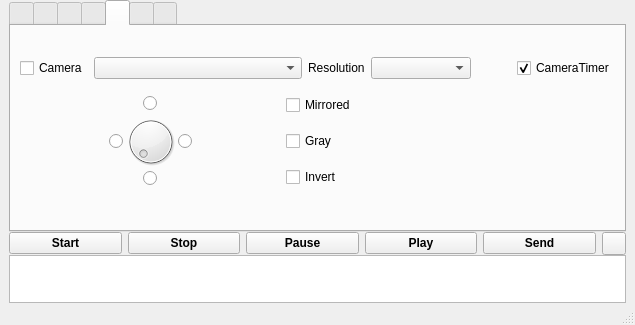
Before: the Qt Designer form vokoscreen.ui in yanuarakhid/vokoscreen, drawn with Qt 5.
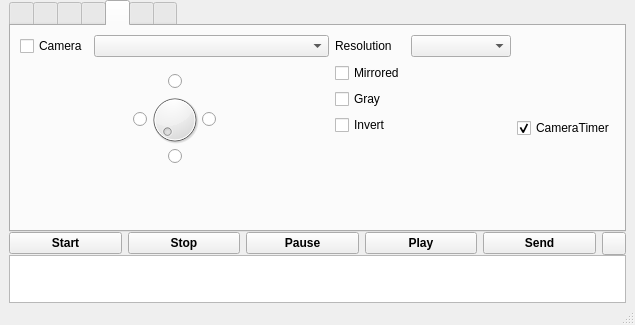
After: the same form once the commit is applied. The open tabs and pages were chosen to show the change.

Commit message: webcam GUI Tab

What changed in the file:
```diff
--- a/vokoscreen.ui
+++ b/vokoscreen.ui
@@ -650,6 +650,10 @@
                <enum>QLayout::SetDefaultConstraint</enum>
               </property>
               <item>
+               <layout class="QVBoxLayout" name="verticalLayout_23">
+                <item>
+                 <layout class="QHBoxLayout" name="horizontalLayout_25">
+                  <item>
                <widget class="QCheckBox" name="webcamCheckBox">
                 <property name="text">
                  <string>Camera</string>
@@ -666,62 +670,8 @@
                 </property>
                </widget>
               </item>
-              <item>
-               <widget class="QLabel" name="resolutionLabel">
-                <property name="text">
-                 <string>Resolution</string>
-                </property>
-               </widget>
-              </item>
-              <item>
-               <layout class="QVBoxLayout" name="verticalLayout_19">
-                <item>
-                 <widget class="QComboBox" name="resolutionComboBox">
-                  <property name="minimumSize">
-                   <size>
-                    <width>100</width>
-                    <height>0</height>
-                   </size>
-                  </property>
-                 </widget>
-                </item>
-               </layout>
-              </item>
-              <item>
-               <spacer name="horizontalSpacer_14">
-                <property name="orientation">
-                 <enum>Qt::Horizontal</enum>
-                </property>
-                <property name="sizeType">
-                 <enum>QSizePolicy::Minimum</enum>
-                </property>
-                <property name="sizeHint" stdset="0">
-                 <size>
-                  <width>40</width>
-                  <height>20</height>
-                 </size>
-                </property>
-               </spacer>
-              </item>
-              <item>
-               <widget class="QCheckBox" name="CameraTimerOnOffCheckbox">
-                <property name="text">
-                 <string notr="true">CameraTimer</string>
-                </property>
-                <property name="checked">
-                 <bool>true</bool>
-                </property>
-               </widget>
-              </item>
-             </layout>
-            </item>
-            <item>
-             <layout class="QHBoxLayout" name="horizontalLayout_11" stretch="0,0,0">
-              <property name="sizeConstraint">
-               <enum>QLayout::SetDefaultConstraint</enum>
-              </property>
-              <item>
-               <layout class="QVBoxLayout" name="verticalLayout_8">
+                 </layout>
+                </item>
                 <item>
                  <widget class="QFrame" name="dialFrame">
                   <property name="sizePolicy">
@@ -902,48 +852,95 @@
                      </item>
                     </layout>
                    </item>
+                   <item>
+                    <spacer name="verticalSpacer_5">
+                     <property name="orientation">
+                      <enum>Qt::Vertical</enum>
+                     </property>
+                     <property name="sizeHint" stdset="0">
+                      <size>
+                       <width>20</width>
+                       <height>40</height>
+                      </size>
+                     </property>
+                    </spacer>
+                   </item>
                   </layout>
                  </widget>
                 </item>
                </layout>
               </item>
               <item>
-               <layout class="QVBoxLayout" name="verticalLayout_17">
+               <layout class="QVBoxLayout" name="verticalLayout_21">
                 <item>
-                 <widget class="QCheckBox" name="mirrorCheckBox">
-                  <property name="text">
-                   <string>Mirrored</string>
-                  </property>
-                 </widget>
-                </item>
-                <item>
+                 <layout class="QGridLayout" name="gridLayout_10">
+                  <item row="2" column="0">
                  <widget class="QCheckBox" name="grayCheckBox">
                   <property name="text">
                    <string>Gray</string>
                   </property>
                  </widget>
                 </item>
-                <item>
+                  <item row="0" column="1">
+                   <widget class="QComboBox" name="resolutionComboBox">
+                    <property name="minimumSize">
+                     <size>
+                      <width>100</width>
+                      <height>0</height>
+                     </size>
+                    </property>
+                   </widget>
+                  </item>
+                  <item row="0" column="0">
+                   <widget class="QLabel" name="resolutionLabel">
+                    <property name="text">
+                     <string>Resolution</string>
+                    </property>
+                    <property name="alignment">
+                     <set>Qt::AlignLeading|Qt::AlignLeft|Qt::AlignVCenter</set>
+                    </property>
+                   </widget>
+                  </item>
+                  <item row="3" column="0">
                  <widget class="QCheckBox" name="invertCheckBox">
                   <property name="text">
                    <string>Invert</string>
                   </property>
                  </widget>
                 </item>
-               </layout>
-              </item>
-              <item>
-               <spacer name="horizontalSpacer_13">
+                  <item row="1" column="0">
+                   <widget class="QCheckBox" name="mirrorCheckBox">
+                    <property name="text">
+                     <string>Mirrored</string>
+                    </property>
+                   </widget>
+                  </item>
+                  <item row="4" column="0">
+                   <spacer name="verticalSpacer_4">
                 <property name="orientation">
-                 <enum>Qt::Horizontal</enum>
+                     <enum>Qt::Vertical</enum>
                 </property>
                 <property name="sizeHint" stdset="0">
                  <size>
-                  <width>40</width>
-                  <height>20</height>
+                      <width>20</width>
+                      <height>40</height>
                  </size>
                 </property>
                </spacer>
+                  </item>
+                 </layout>
+                </item>
+               </layout>
+              </item>
+              <item>
+               <widget class="QCheckBox" name="CameraTimerOnOffCheckbox">
+                <property name="text">
+                 <string notr="true">CameraTimer</string>
+                </property>
+                <property name="checked">
+                 <bool>true</bool>
+                </property>
+               </widget>
               </item>
              </layout>
             </item>
```
Left out of the diff: 2 changed lines with no effect on the pictures. Lines whose indentation alone changed are shown as unchanged.
